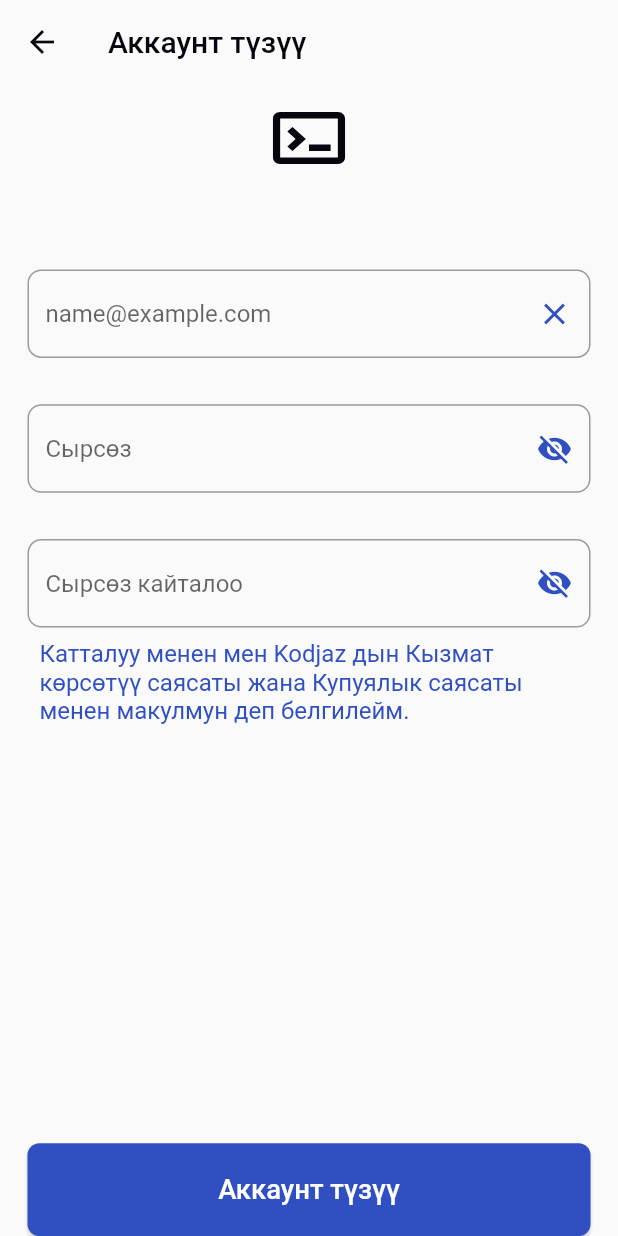
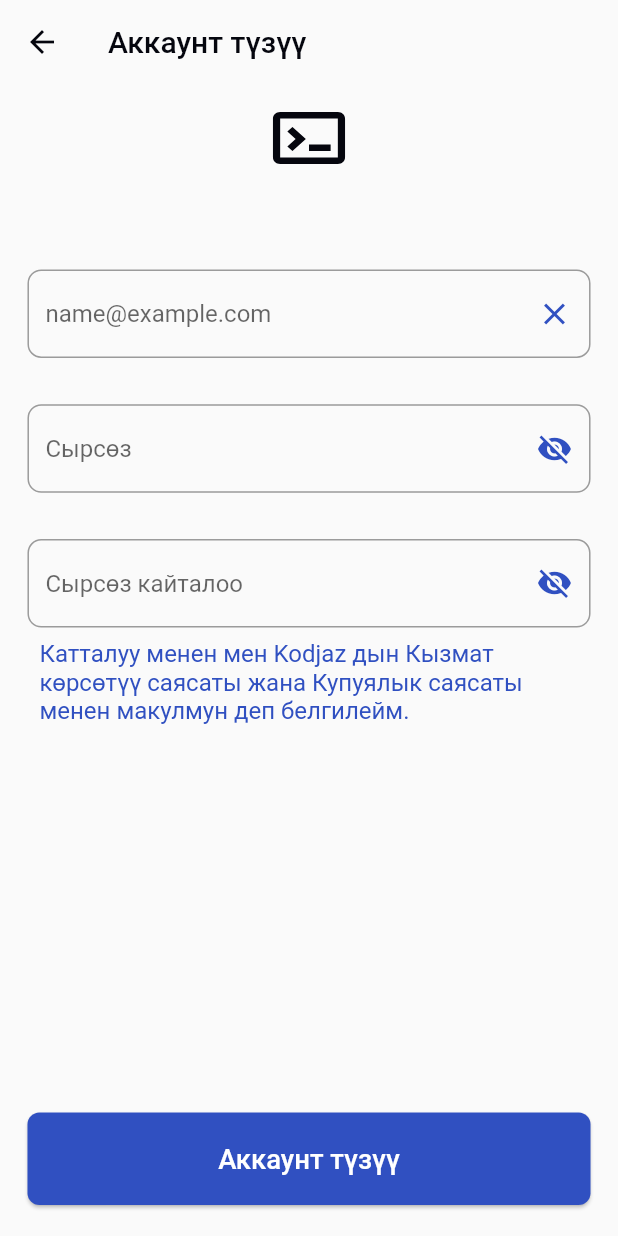
Before and after one commit to kuba-asanov/kodjaz_flutter, a Flutter app: the screen it shows after launch, after a tap on "Катталуу", on a phone screen of 412 x 824 dp. Run offline on Flutter 3.47's test engine with Material 2 defaults, Android fonts, the phone set to English and light mode, and no system bars; our stand-ins replace auto_route, dio, easy_localization, expandable, flutter_bloc, flutter_screenutil and 7 more; missing offline and left inert: code_text_field; accounts and stored records are empty; generated files the repository leaves out were written again.

Commit message:
Some updates.

```diff
--- a/lib/features/auth/presentation/login/login_page.dart
+++ b/lib/features/auth/presentation/login/login_page.dart
@@ -55,7 +55,7 @@ class _LoginPageState extends State<LoginPage> {
           floatingActionButtonLocation:
               FloatingActionButtonLocation.centerDocked,
           floatingActionButton: Padding(
-            padding: EdgeInsets.symmetric(horizontal: 16.w),
+            padding: EdgeInsets.symmetric(horizontal: 16.w, vertical: 16.h),
             child: PrimaryButton(
               loading: state.loading,
               title: LocaleKeys.login.tr(),
--- a/lib/features/auth/presentation/signup/sign_up_page.dart
+++ b/lib/features/auth/presentation/signup/sign_up_page.dart
@@ -58,7 +58,7 @@ class _SignUpPageState extends State<SignUpPage> {
           floatingActionButtonLocation:
               FloatingActionButtonLocation.miniCenterDocked,
           floatingActionButton: Padding(
-            padding: EdgeInsets.symmetric(horizontal: 16.w),
+            padding: EdgeInsets.symmetric(horizontal: 16.w, vertical: 16.h),
             child: PrimaryButton(
               loading: state.loading,
               title: LocaleKeys.createAnAccount.tr(),
```
